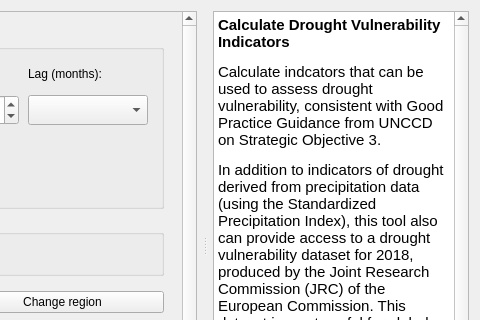
The window that LDMP/gui/DlgCalculateDrought.ui (ConservationInternational/trends.earth) describes before a commit, drawn with Qt 5; both pictures show x 275 to 755 and y 0 to 320 of the 755 by 517 pixel window.
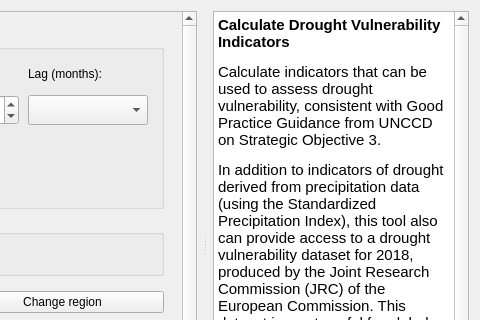
The same window after the commit.

Commit message: Fix biomass rest calculation

```diff
--- a/LDMP/gui/DlgCalculateDrought.ui
+++ b/LDMP/gui/DlgCalculateDrought.ui
@@ -419,7 +419,7 @@
 p, li { white-space: pre-wrap; }
 &lt;/style&gt;&lt;/head&gt;&lt;body style=&quot; font-family:'MS Shell Dlg 2'; font-size:12pt; font-weight:400; font-style:normal;&quot;&gt;
 &lt;p style=&quot; margin-top:16px; margin-bottom:12px; margin-left:0px; margin-right:0px; -qt-block-indent:0; text-indent:0px;&quot;&gt;&lt;span style=&quot; font-family:'Ubuntu'; font-size:11pt; font-weight:600;&quot;&gt;Calculate Drought Vulnerability Indicators&lt;/span&gt;&lt;/p&gt;
-&lt;p style=&quot; margin-top:12px; margin-bottom:12px; margin-left:0px; margin-right:0px; -qt-block-indent:0; text-indent:0px;&quot;&gt;&lt;span style=&quot; font-family:'Ubuntu'; font-size:11pt;&quot;&gt;Calculate indcators that can be used to assess drought vulnerability, consistent with Good Practice Guidance from UNCCD on Strategic Objective 3.&lt;/span&gt;&lt;/p&gt;
+&lt;p style=&quot; margin-top:12px; margin-bottom:12px; margin-left:0px; margin-right:0px; -qt-block-indent:0; text-indent:0px;&quot;&gt;&lt;span style=&quot; font-family:'Ubuntu'; font-size:11pt;&quot;&gt;Calculate indicators that can be used to assess drought vulnerability, consistent with Good Practice Guidance from UNCCD on Strategic Objective 3.&lt;/span&gt;&lt;/p&gt;
 &lt;p style=&quot; margin-top:12px; margin-bottom:12px; margin-left:0px; margin-right:0px; -qt-block-indent:0; text-indent:0px;&quot;&gt;&lt;span style=&quot; font-family:'Ubuntu'; font-size:11pt;&quot;&gt;In addition to indicators of drought derived from precipitation data (using the Standardized Precipitation Index), this tool also can provide access to a drought vulnerability dataset for 2018, produced by the Joint Research Commission (JRC) of the European Commission. This dataset is most useful for global-scale assessments.&lt;/span&gt;&lt;/p&gt;
 &lt;p style=&quot; margin-top:12px; margin-bottom:12px; margin-left:0px; margin-right:0px; -qt-block-indent:0; text-indent:0px;&quot;&gt;&lt;span style=&quot; font-family:'Ubuntu'; font-size:11pt;&quot;&gt;For further recommendations on assessing drought vulnerability, we recommend users review the recommendations of the Tools4LDN project, available in &lt;/span&gt;&lt;a href=&quot;https://static1.squarespace.com/static/5dffad039a288739c6ae0b85/t/6033f28abca1996aedc492d5/1614017200233/ci-4-Tools4LDN2-FNL+web.pdf&quot;&gt;&lt;span style=&quot; text-decoration: underline; color:#0000ff;&quot;&gt;English&lt;/span&gt;&lt;/a&gt;&lt;span style=&quot; font-family:'Ubuntu'; font-size:11pt;&quot;&gt; and &lt;/span&gt;&lt;a href=&quot;https://static1.squarespace.com/static/5dffad039a288739c6ae0b85/t/60f08dd4d2de6f76157bb62b/1626377693923/ci-3-Tools4LDN2-SPN_WebUpdate.pdf&quot;&gt;&lt;span style=&quot; text-decoration: underline; color:#0000ff;&quot;&gt;Spanish&lt;/span&gt;&lt;/a&gt;&lt;span style=&quot; font-family:'Ubuntu'; font-size:11pt;&quot;&gt; from the project website.&lt;/span&gt;&lt;/p&gt;
 &lt;p style=&quot;-qt-paragraph-type:empty; margin-top:12px; margin-bottom:12px; margin-left:0px; margin-right:0px; -qt-block-indent:0; text-indent:0px; font-family:'Ubuntu'; font-size:11pt;&quot;&gt;&lt;br /&gt;&lt;/p&gt;
```
The commit also changes 1 other file.
